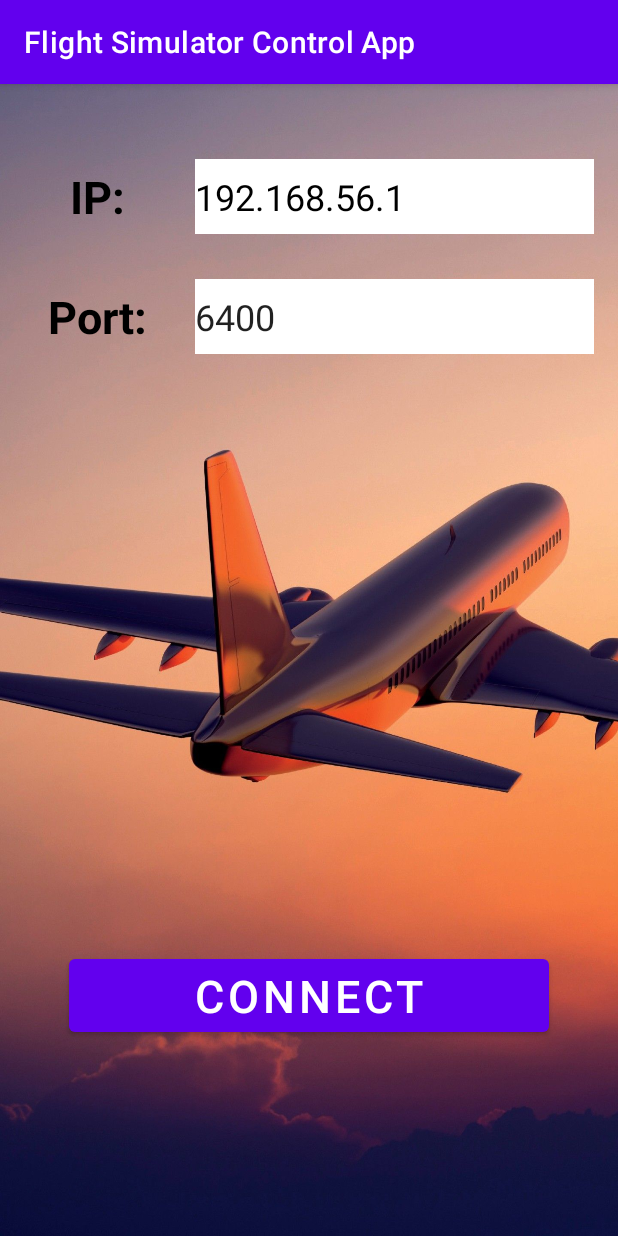
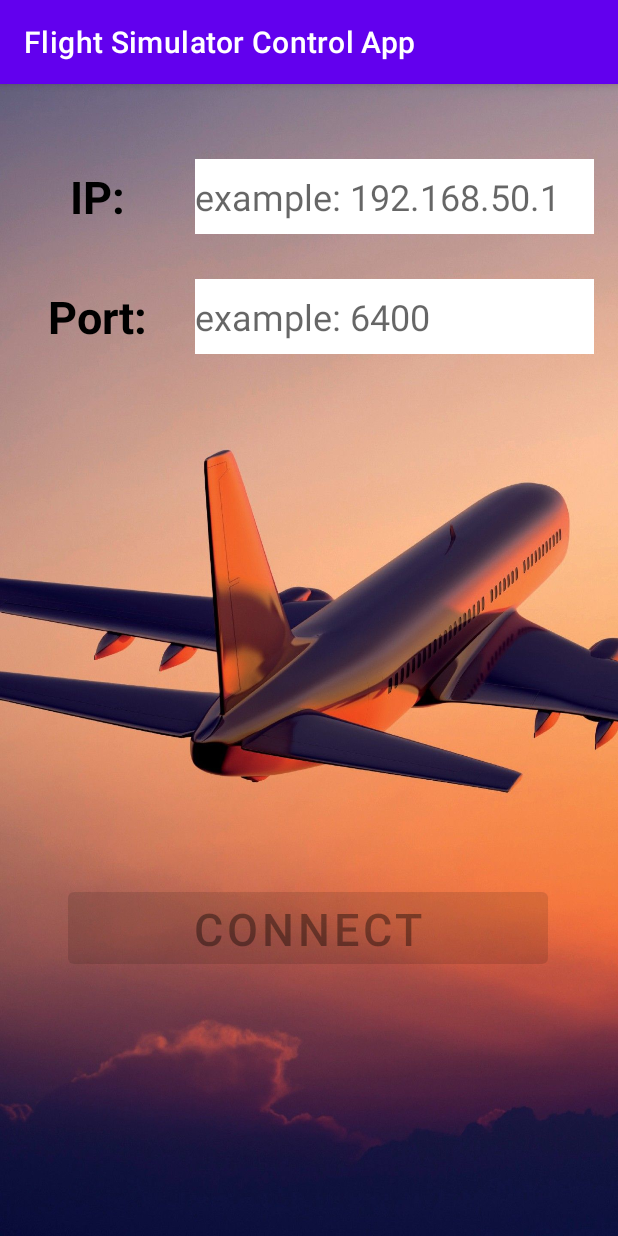
Before and after one commit to shlomi1993/FlightSimulatorAndroidApp, an Android app: the screen it shows after launch (MainActivity), on a phone screen of 412 x 824 dp. Run offline under Robolectric (Android 15) with nearby library versions, the phone set to English and light mode, and no system bars.

Commit message:
Major update 2

```diff
--- a/app/src/main/java/com/example/flightsimulatorandroidapp/view/MainActivity.kt
+++ b/app/src/main/java/com/example/flightsimulatorandroidapp/view/MainActivity.kt
@@ -1,36 +1,77 @@
+/**
+ * Class:   MainActivity
+ * Author:  Shlomi Ben-Shushan
+ * Date:    19/6/2021
+ */
+
 package com.example.flightsimulatorandroidapp.view
 
 import android.app.AlertDialog
 import android.content.Intent
-import androidx.appcompat.app.AppCompatActivity
 import android.os.Bundle
+import android.text.Editable
+import android.text.TextWatcher
 import android.widget.Button
 import android.widget.EditText
+import androidx.appcompat.app.AppCompatActivity
 import com.example.flightsimulatorandroidapp.R
 import com.example.flightsimulatorandroidapp.model.Client
 import java.net.InetAddress
 
-
+/**
+ *  MainActivity class is the main View and the entry point of the program. It asks the user for
+ *  IP address and port number in order to connect the app to the simulator and creates a
+ *  FlightControlActivity object.
+ */
 class MainActivity : AppCompatActivity() {
 
-    private lateinit var client: Client
+    // dummyClient created to check for connection problems before connecting the "real" client.
+    private lateinit var dummyClient: Client
 
+    // View's components.
+    private lateinit var ip: EditText
+    private lateinit var port: EditText
+    private lateinit var connect: Button
+
+    // TextWatcher -- to identify input changes.
+    private lateinit var textWatcher: TextWatcher
+
+    /**
+     *  This is the MainActivity's constructor.
+     *
+     *  @param savedInstanceState - as part of Android architecture.
+     */
     override fun onCreate(savedInstanceState: Bundle?) {
 
+        // Call parent's onCreate(), set content view and View's components.
         super.onCreate(savedInstanceState)
         setContentView(R.layout.activity_main)
+        ip = findViewById<EditText>(R.id.input_ip)
+        port = findViewById<EditText>(R.id.input_port)
+        connect = findViewById<Button>(R.id.connect)
 
-        val connect = findViewById<Button>(R.id.connect)
+        // Create TextWatcher object to allow clicking on "connect" only if IP and port inserted.
+        textWatcher = object : TextWatcher {
+            override fun beforeTextChanged(s: CharSequence?, start: Int, count: Int, after: Int) { }
+            override fun onTextChanged(s: CharSequence?, start: Int, before: Int, count: Int) {
+                val ipInput = ip.text.toString().trim()
+                val portInput = port.text.toString().trim()
+                connect.isEnabled = !ipInput.isEmpty() && !portInput.isEmpty()
+            }
+            override fun afterTextChanged(s: Editable?) { }
+        }
+
+        // Set listeners.
+        ip.addTextChangedListener(textWatcher)
+        port.addTextChangedListener(textWatcher)
         connect.setOnClickListener {
-
             val ip = findViewById<EditText>(R.id.input_ip).text.toString()
             val port = findViewById<EditText>(R.id.input_port).text.toString()
-
             try {
-                client = Client()
-                client.connect(InetAddress.getByName(ip), port.toInt())
-                if (client.isConnected()) {
-                    client.disconnect()
+                dummyClient = Client()
+                dummyClient.connect(InetAddress.getByName(ip), port.toInt())
+                if (dummyClient.isConnected()) {
+                    dummyClient.disconnect()
                     val intent = Intent(this, FlightControlActivity::class.java)
                     intent.putExtra("ip", ip)
                     intent.putExtra("port", port)
@@ -41,19 +82,21 @@ class MainActivity : AppCompatActivity() {
             } catch (e: Exception) {
                 showConnectionErrorMessage("Invalid IP or Port.")
             }
-
-
-
         }
 
     }
 
+    /**
+     *  This method pops up a connection error message on the screen.
+     *
+     *  @param msg - a message that provides information about the error.
+     */
     private fun showConnectionErrorMessage(msg: String) {
-        val AlertBuilder = AlertDialog.Builder(this)
-        AlertBuilder.setTitle("Connection Error")
-        AlertBuilder.setMessage(msg)
-        AlertBuilder.setNeutralButton("OK") { dialog, which -> { } }
-        AlertBuilder.show()
+        val alertBuilder = AlertDialog.Builder(this)
+        alertBuilder.setTitle("Connection Error")
+        alertBuilder.setMessage(msg)
+        alertBuilder.setNeutralButton("OK") { dialog, which -> { } }
+        alertBuilder.show()
     }
 
 }
--- a/app/src/main/res/layout/activity_main.xml
+++ b/app/src/main/res/layout/activity_main.xml
@@ -46,7 +46,6 @@
 
     <EditText
         android:id="@+id/input_ip"
-        android:text="192.168.56.1"
         android:layout_width="0dp"
         android:layout_height="50dp"
         android:layout_marginStart="20dp"
@@ -58,14 +57,15 @@
         android:inputType="phone"
         android:textSize="24sp"
         android:textColor="@color/black"
+        android:hint="@string/ip_hint"
         app:layout_constraintEnd_toEndOf="parent"
         app:layout_constraintStart_toEndOf="@+id/text_ip"
         app:layout_constraintTop_toTopOf="parent"
-        android:layout_marginRight="16dp" />
+        android:layout_marginRight="16dp"
+        android:autofillHints="IP Address" />
 
     <EditText
         android:id="@+id/input_port"
-        android:text="6400"
         android:layout_width="0dp"
         android:layout_height="50dp"
         android:layout_marginStart="20dp"
@@ -76,23 +76,26 @@
         android:ems="10"
         android:inputType="number"
         android:textSize="24sp"
+        android:hint="@string/port_hint"
         app:layout_constraintEnd_toEndOf="parent"
         app:layout_constraintHorizontal_bias="0.0"
         app:layout_constraintStart_toEndOf="@+id/text_port"
         app:layout_constraintTop_toBottomOf="@+id/input_ip"
-        android:layout_marginRight="16dp" />
+        android:layout_marginRight="16dp"
+        android:autofillHints="Port Number" />
 
     <Button
         android:id="@+id/connect"
         android:layout_width="320dp"
-        android:layout_height="0dp"
-        android:layout_marginStart="8dp"
-        android:layout_marginEnd="8dp"
-        android:layout_marginBottom="130dp"
+        android:layout_height="60dp"
+        android:enabled="false"
         android:text="@string/button_connect"
         android:textSize="30sp"
         app:layout_constraintBottom_toBottomOf="parent"
         app:layout_constraintEnd_toEndOf="parent"
-        app:layout_constraintStart_toStartOf="parent" />
+        app:layout_constraintHorizontal_bias="0.494"
+        app:layout_constraintStart_toStartOf="parent"
+        app:layout_constraintTop_toBottomOf="@+id/input_port"
+        app:layout_constraintVertical_bias="0.668" />
 
 </androidx.constraintlayout.widget.ConstraintLayout>
--- a/app/src/main/res/values/colors.xml
+++ b/app/src/main/res/values/colors.xml
@@ -1,5 +1,10 @@
 <?xml version="1.0" encoding="utf-8"?>
 <resources>
+
+    <color name="colorPrimary">#6200EE</color>
+    <color name="colorPrimaryDark">#3700B3</color>
+    <color name="colorAccent">#03DAC5</color>
+
     <color name="black">#FF000000</color>
     <color name="white">#FFFFFFFF</color>
     <color name="white_trans">#B3FFFFFF</color>
@@ -9,15 +14,10 @@
     <color name="crimson_trans">#4DDC143C</color>
     <color name="purple">#673AB7</color>
 
-    <color name="colorPrimary">#6200EE</color>
-    <color name="colorPrimaryDark">#3700B3</color>
-    <color name="colorAccent">#03DAC5</color>
-
-    <color name="joystic">#FFBB86FC</color>
     <color name="purple_200">#FFBB86FC</color>
     <color name="purple_500">#FF6200EE</color>
     <color name="purple_700">#FF3700B3</color>
     <color name="teal_200">#FF03DAC5</color>
     <color name="teal_700">#FF018786</color>
-    <color name="background_color"> #008080 </color>
+
 </resources>
--- a/app/src/main/res/values/strings.xml
+++ b/app/src/main/res/values/strings.xml
@@ -4,4 +4,6 @@
     <string name="show_port_msg">Port:</string>
     <string name="button_connect">Connect</string>
     <string name="connect">connect</string>
+    <string name="ip_hint">example: 192.168.50.1</string>
+    <string name="port_hint">example: 6400</string>
 </resources>
```
Also changed, not shown: app/src/main/AndroidManifest.xml (+7 -2 lines), app/src/main/java/com/example/flightsimulatorandroidapp/model/Client.kt (+40 -13 lines), app/src/main/java/com/example/flightsimulatorandroidapp/model/FlightControlModel.kt (+30 -0 lines), app/src/main/java/com/example/flightsimulatorandroidapp/view/FlightControlActivity.kt (+47 -23 lines), app/src/main/java/com/example/flightsimulatorandroidapp/viewModel/MainViewModel.kt (+56 -0 lines), app/src/main/res/layout/activity_flight_control.xml (+23 -77 lines), app/src/main/res/drawable/images.png (deleted), app/src/main/res/drawable/joystick.png (added), app/src/main/res/drawable/joystick_basis.png (deleted), app/src/main/res/drawable/joystick_stick.png (deleted), 6 other files.
